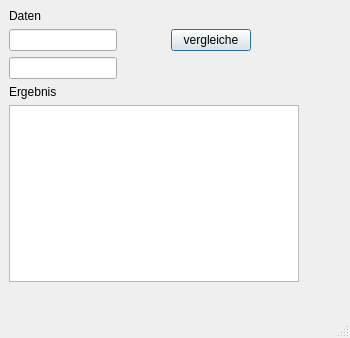
This is ui/mainwindow.ui in schaum7/qt_example_project as Qt 5 draws it before an edit. The edited form follows.
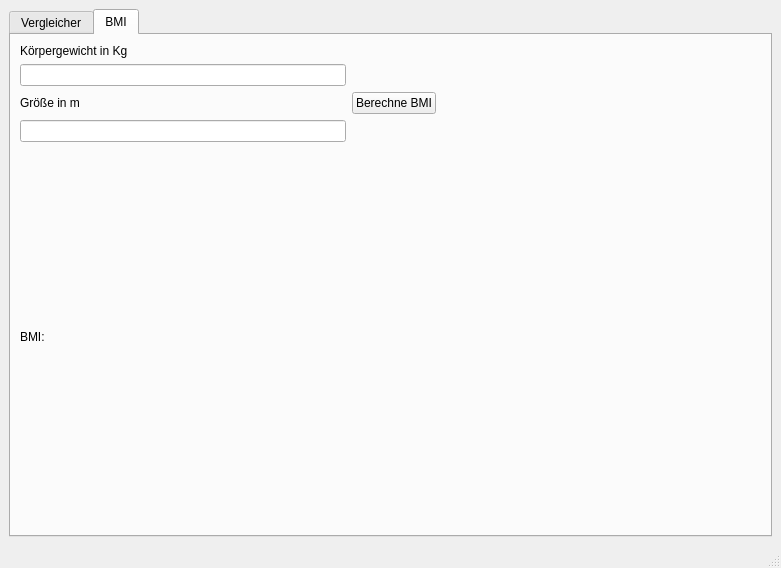
This is the edited form.

Commit message: added BMI calculator

Diff of the .ui file:
```diff
--- a/ui/mainwindow.ui
+++ b/ui/mainwindow.ui
@@ -6,8 +6,8 @@
    <rect>
     <x>0</x>
     <y>0</y>
-    <width>350</width>
-    <height>338</height>
+    <width>781</width>
+    <height>568</height>
    </rect>
   </property>
   <property name="windowTitle">
@@ -15,22 +15,16 @@
   </property>
   <widget class="QWidget" name="centralwidget">
    <layout class="QGridLayout" name="gridLayout_2">
-    <item row="3" column="3">
-     <spacer name="horizontalSpacer_2">
-      <property name="orientation">
-       <enum>Qt::Horizontal</enum>
+    <item row="4" column="0" colspan="2">
+     <widget class="QTabWidget" name="tabWidget">
+      <property name="currentIndex">
+       <number>1</number>
       </property>
-      <property name="sizeHint" stdset="0">
-       <size>
-        <width>40</width>
-        <height>20</height>
-       </size>
-      </property>
-     </spacer>
-    </item>
-    <item row="4" column="0">
-     <widget class="QLineEdit" name="le_input2"/>
-    </item>
+      <widget class="QWidget" name="tab_vergleicher">
+       <attribute name="title">
+        <string>Vergleicher</string>
+       </attribute>
+       <layout class="QGridLayout" name="gridLayout">
     <item row="0" column="0">
      <widget class="QLabel" name="lbl_input">
       <property name="text">
@@ -38,17 +32,17 @@
       </property>
      </widget>
     </item>
-    <item row="8" column="0" colspan="4">
-     <widget class="QTextBrowser" name="tb_result">
-      <property name="enabled">
-       <bool>true</bool>
+        <item row="1" column="0">
+         <widget class="QLineEdit" name="le_input1">
+          <property name="placeholderText">
+           <string>String 1</string>
       </property>
      </widget>
     </item>
-    <item row="3" column="2">
+        <item row="1" column="1">
      <widget class="QPushButton" name="pb_vergleiche">
       <property name="text">
-       <string>vergleiche</string>
+           <string>vergleiche Strings</string>
       </property>
       <property name="autoDefault">
        <bool>false</bool>
@@ -61,53 +55,118 @@
       </property>
      </widget>
     </item>
-    <item row="9" column="0">
-     <spacer name="verticalSpacer">
-      <property name="orientation">
-       <enum>Qt::Vertical</enum>
-      </property>
-      <property name="sizeHint" stdset="0">
-       <size>
-        <width>20</width>
-        <height>40</height>
-       </size>
-      </property>
-     </spacer>
-    </item>
-    <item row="8" column="4">
-     <spacer name="horizontalSpacer_3">
-      <property name="orientation">
-       <enum>Qt::Horizontal</enum>
-      </property>
-      <property name="sizeHint" stdset="0">
-       <size>
-        <width>40</width>
-        <height>20</height>
-       </size>
-      </property>
-     </spacer>
-    </item>
-    <item row="3" column="1">
-     <spacer name="horizontalSpacer">
-      <property name="orientation">
-       <enum>Qt::Horizontal</enum>
-      </property>
-      <property name="sizeHint" stdset="0">
-       <size>
-        <width>40</width>
-        <height>20</height>
-       </size>
-      </property>
-     </spacer>
-    </item>
-    <item row="3" column="0">
-     <widget class="QLineEdit" name="le_input1"/>
-    </item>
-    <item row="7" column="0" colspan="3">
+        <item row="2" column="0">
+         <widget class="QLineEdit" name="le_input2">
+          <property name="placeholderText">
+           <string>String 2</string>
+          </property>
+         </widget>
+        </item>
+        <item row="3" column="0" colspan="2">
      <widget class="QLabel" name="lbl_ergebnis">
       <property name="text">
        <string>Ergebnis</string>
       </property>
+         </widget>
+        </item>
+        <item row="4" column="0" colspan="2">
+         <widget class="QTextBrowser" name="tb_result">
+          <property name="enabled">
+           <bool>true</bool>
+          </property>
+         </widget>
+        </item>
+       </layout>
+      </widget>
+      <widget class="QWidget" name="tab_bmi">
+       <attribute name="title">
+        <string>BMI</string>
+       </attribute>
+       <layout class="QGridLayout" name="gridLayout_3">
+        <item row="2" column="1">
+         <widget class="QPushButton" name="pb_berechne_bmi">
+          <property name="sizePolicy">
+           <sizepolicy hsizetype="Maximum" vsizetype="Fixed">
+            <horstretch>0</horstretch>
+            <verstretch>0</verstretch>
+           </sizepolicy>
+          </property>
+          <property name="text">
+           <string>Berechne BMI</string>
+          </property>
+         </widget>
+        </item>
+        <item row="5" column="0">
+         <widget class="QLabel" name="lbl_bmi">
+          <property name="text">
+           <string>BMI:</string>
+          </property>
+         </widget>
+        </item>
+        <item row="3" column="0">
+         <widget class="QLineEdit" name="le_height_m"/>
+        </item>
+        <item row="2" column="0">
+         <widget class="QLabel" name="lbl_height_m">
+          <property name="toolTipDuration">
+           <number>-1</number>
+          </property>
+          <property name="text">
+           <string>Größe in m</string>
+          </property>
+         </widget>
+        </item>
+        <item row="1" column="0">
+         <widget class="QLineEdit" name="le_weight_kg"/>
+        </item>
+        <item row="4" column="0">
+         <spacer name="verticalSpacer_2">
+          <property name="orientation">
+           <enum>Qt::Vertical</enum>
+          </property>
+          <property name="sizeHint" stdset="0">
+           <size>
+            <width>20</width>
+            <height>40</height>
+           </size>
+          </property>
+         </spacer>
+        </item>
+        <item row="0" column="0">
+         <widget class="QLabel" name="lbl_weight_kg">
+          <property name="text">
+           <string>Körpergewicht in Kg</string>
+          </property>
+         </widget>
+        </item>
+        <item row="6" column="0">
+         <spacer name="verticalSpacer">
+          <property name="orientation">
+           <enum>Qt::Vertical</enum>
+          </property>
+          <property name="sizeHint" stdset="0">
+           <size>
+            <width>20</width>
+            <height>40</height>
+           </size>
+          </property>
+         </spacer>
+        </item>
+        <item row="2" column="2">
+         <spacer name="horizontalSpacer">
+          <property name="orientation">
+           <enum>Qt::Horizontal</enum>
+          </property>
+          <property name="sizeHint" stdset="0">
+           <size>
+            <width>40</width>
+            <height>20</height>
+           </size>
+          </property>
+         </spacer>
+        </item>
+       </layout>
+      </widget>
      </widget>
     </item>
    </layout>
```
Lines whose indentation alone changed are shown as unchanged. The commit also changes 2 other files.
